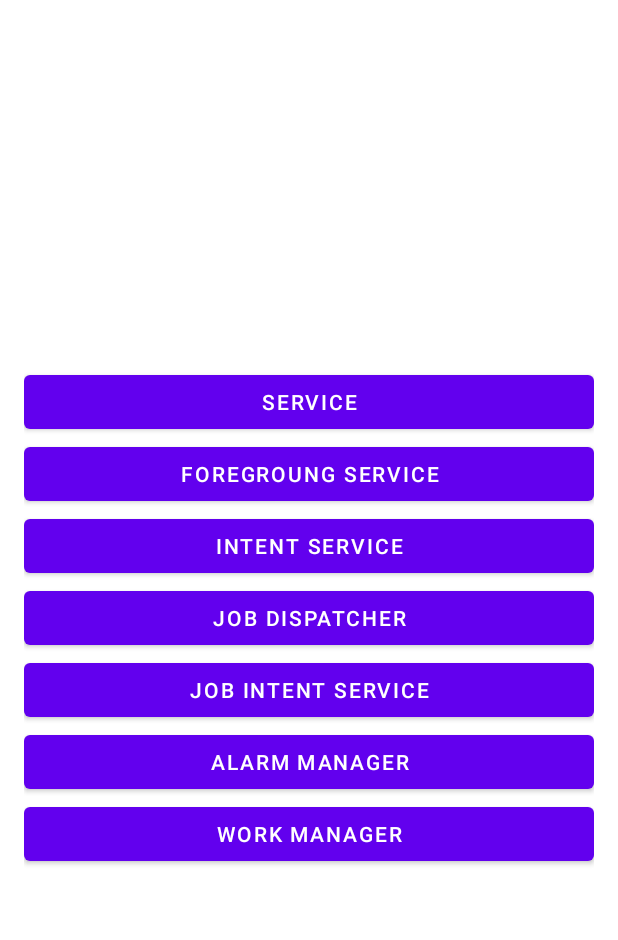
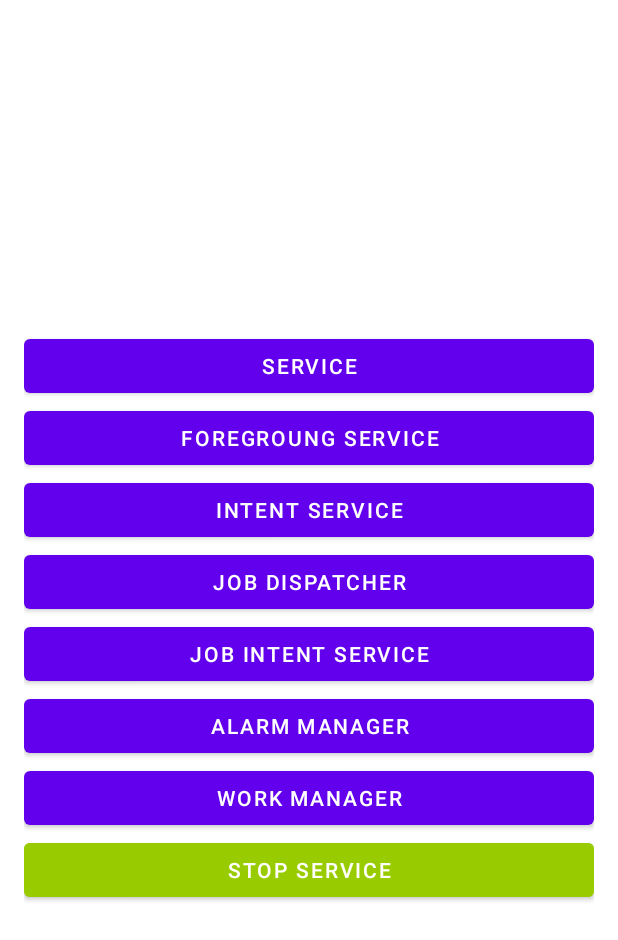
Before and after one commit to JustLast/ServicesTest, an Android app: the layout activity_main.xml on its own in the app's theme, with its tools: preview values and no code run, on a phone screen of 412 x 824 dp. Shown: the top 940 px of the screen. Run offline under Robolectric (Android 15) with nearby library versions, the phone set to English and light mode, and no system bars.

Commit message:
Intent Service has been tested

```diff
--- a/app/src/main/AndroidManifest.xml
+++ b/app/src/main/AndroidManifest.xml
@@ -20,6 +20,7 @@
         </activity>
         <service android:name=".MyService"/>
         <service android:name=".MyForegroundService"/>
+        <service android:name=".MyIntentService"/>
     </application>
 
 </manifest>
--- a/app/src/main/java/com/dorofeev/servicestest/MyForegroundService.kt
+++ b/app/src/main/java/com/dorofeev/servicestest/MyForegroundService.kt
@@ -41,6 +41,7 @@ class MyForegroundService: Service() {
                 delay(1000)
                 log("Timer $i")
             }
+//            stopSelf()
         }
 
         return START_STICKY
--- a/app/src/main/res/layout/activity_main.xml
+++ b/app/src/main/res/layout/activity_main.xml
@@ -52,4 +52,11 @@
         android:layout_height="wrap_content"
         android:text="work manager" />
 
+    <Button
+        android:id="@+id/stop_service"
+        android:layout_width="match_parent"
+        android:layout_height="wrap_content"
+        android:backgroundTint="@android:color/holo_green_light"
+        android:text="stop service" />
+
 </androidx.appcompat.widget.LinearLayoutCompat>
```
Also changed, not shown: app/src/main/java/com/dorofeev/servicestest/MainActivity.kt (+10 -0 lines), app/src/main/java/com/dorofeev/servicestest/MyIntentService.kt (added, +56 -0 lines).
